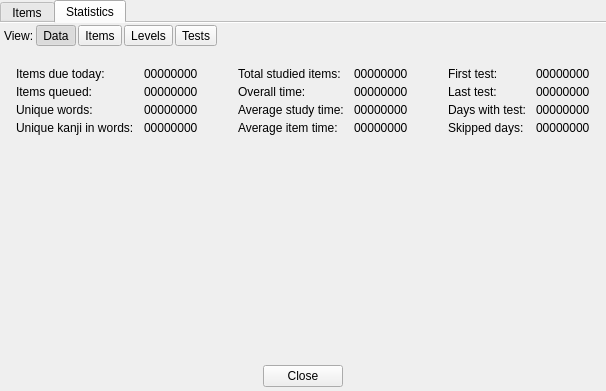
Before: the Qt Designer form wordstudylistform.ui in z1dev/zkanji, drawn with Qt 5.
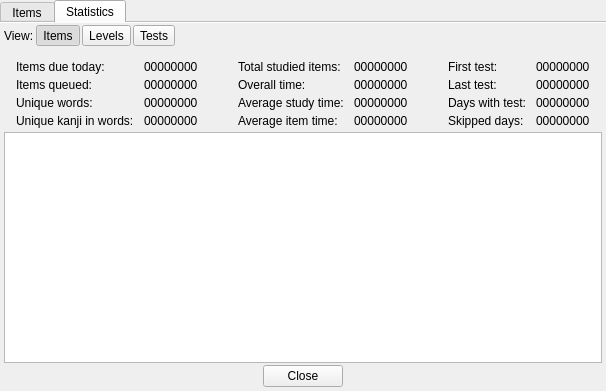
After: the same form once the commit is applied. The open tabs and pages were chosen to show the change. Icons and pictures are not drawn. Custom widgets are drawn as their Qt base class.

Commit message: * Switch between statistics pages. * Stat pages and buttons were changed.

```diff
--- a/wordstudylistform.ui
+++ b/wordstudylistform.ui
@@ -392,28 +392,6 @@
             </property>
            </widget>
           </item>
-          <item>
-           <widget class="QToolButton" name="dataButton">
-            <property name="text">
-             <string>Data</string>
-            </property>
-            <property name="iconSize">
-             <size>
-              <width>18</width>
-              <height>18</height>
-             </size>
-            </property>
-            <property name="checkable">
-             <bool>true</bool>
-            </property>
-            <property name="checked">
-             <bool>true</bool>
-            </property>
-            <property name="autoExclusive">
-             <bool>true</bool>
-            </property>
-           </widget>
-          </item>
           <item>
            <widget class="QToolButton" name="itemsButton">
             <property name="text">
@@ -429,7 +407,7 @@
              <bool>true</bool>
             </property>
             <property name="checked">
-             <bool>false</bool>
+             <bool>true</bool>
             </property>
             <property name="autoExclusive">
              <bool>true</bool>
@@ -514,16 +492,16 @@
             <item>
              <layout class="QGridLayout" name="gridLayout_2">
               <property name="leftMargin">
-               <number>10</number>
+               <number>0</number>
               </property>
               <property name="topMargin">
-               <number>8</number>
+               <number>10</number>
               </property>
               <property name="rightMargin">
-               <number>10</number>
+               <number>0</number>
               </property>
               <property name="bottomMargin">
-               <number>8</number>
+               <number>0</number>
               </property>
               <property name="horizontalSpacing">
                <number>10</number>
@@ -531,114 +509,63 @@
               <property name="verticalSpacing">
                <number>4</number>
               </property>
-              <item row="1" column="4">
-               <widget class="QLabel" name="label">
+              <item row="1" column="1">
+               <widget class="QLabel" name="label_13">
                 <property name="text">
-                 <string>Total studied items:</string>
+                 <string>Items queued:</string>
                 </property>
                </widget>
               </item>
-              <item row="0" column="1" colspan="8">
-               <spacer name="verticalSpacer">
-                <property name="orientation">
-                 <enum>Qt::Vertical</enum>
+              <item row="1" column="7">
+               <widget class="QLabel" name="label_5">
+                <property name="text">
+                 <string>Last test:</string>
                 </property>
-                <property name="sizeType">
-                 <enum>QSizePolicy::Fixed</enum>
-                </property>
-                <property name="sizeHint" stdset="0">
-                 <size>
-                  <width>5</width>
-                  <height>5</height>
-                 </size>
-                </property>
-               </spacer>
+               </widget>
               </item>
-              <item row="5" column="1" colspan="8">
-               <spacer name="verticalSpacer_2">
-                <property name="orientation">
-                 <enum>Qt::Vertical</enum>
-                </property>
-                <property name="sizeHint" stdset="0">
-                 <size>
-                  <width>5</width>
-                  <height>5</height>
-                 </size>
-                </property>
-               </spacer>
-              </item>
-              <item row="0" column="0" rowspan="6">
-               <spacer name="horizontalSpacer_4">
-                <property name="orientation">
-                 <enum>Qt::Horizontal</enum>
-                </property>
-                <property name="sizeHint" stdset="0">
-                 <size>
-                  <width>40</width>
-                  <height>20</height>
-                 </size>
-                </property>
-               </spacer>
-              </item>
-              <item row="1" column="3" rowspan="4">
-               <spacer name="horizontalSpacer_2">
-                <property name="orientation">
-                 <enum>Qt::Horizontal</enum>
-                </property>
-                <property name="sizeType">
-                 <enum>QSizePolicy::Fixed</enum>
-                </property>
-                <property name="sizeHint" stdset="0">
-                 <size>
-                  <width>20</width>
-                  <height>5</height>
-                 </size>
-                </property>
-               </spacer>
-              </item>
-              <item row="3" column="8">
-               <widget class="QLabel" name="testDaysLabel">
+              <item row="1" column="5">
+               <widget class="QLabel" name="studyTimeLabel">
                 <property name="text">
                  <string>00000000</string>
                 </property>
                </widget>
               </item>
-              <item row="4" column="7">
+              <item row="3" column="7">
                <widget class="QLabel" name="label_7">
                 <property name="text">
                  <string>Skipped days:</string>
                 </property>
                </widget>
               </item>
-              <item row="3" column="2">
+              <item row="2" column="2">
                <widget class="QLabel" name="wordsLabel">
                 <property name="text">
                  <string>00000000</string>
                 </property>
                </widget>
               </item>
-              <item row="1" column="5">
+              <item row="0" column="5">
                <widget class="QLabel" name="studiedLabel">
                 <property name="text">
                  <string>00000000</string>
                 </property>
                </widget>
               </item>
-              <item row="1" column="8">
+              <item row="0" column="8">
                <widget class="QLabel" name="firstLabel">
                 <property name="text">
                  <string>00000000</string>
                 </property>
                </widget>
               </item>
-              <item row="2" column="4">
+              <item row="1" column="4">
                <widget class="QLabel" name="label_8">
                 <property name="text">
                  <string>Overall time:</string>
                 </property>
                </widget>
               </item>
-              <item row="4" column="4">
+              <item row="3" column="4">
                <widget class="QLabel" name="label_10">
                 <property name="text">
                  <string>Average item time:</string>
@@ -646,62 +573,58 @@
                </widget>
               </item>
               <item row="3" column="1">
+               <widget class="QLabel" name="label_3">
+                <property name="text">
+                 <string>Unique kanji in words:</string>
+                </property>
+               </widget>
+              </item>
+              <item row="4" column="0" colspan="10">
+               <widget class="QChartView" name="statView"/>
+              </item>
+              <item row="2" column="1">
                <widget class="QLabel" name="label_2">
                 <property name="text">
                  <string>Unique words:</string>
                 </property>
                </widget>
               </item>
-              <item row="3" column="5">
+              <item row="2" column="5">
                <widget class="QLabel" name="studyTimeAvgLabel">
                 <property name="text">
                  <string>00000000</string>
                 </property>
                </widget>
               </item>
-              <item row="4" column="1">
-               <widget class="QLabel" name="label_3">
-                <property name="text">
-                 <string>Unique kanji in words:</string>
-                </property>
-               </widget>
-              </item>
-              <item row="4" column="2">
+              <item row="3" column="2">
                <widget class="QLabel" name="kanjiLabel">
                 <property name="text">
                  <string>00000000</string>
                 </property>
                </widget>
               </item>
-              <item row="2" column="8">
-               <widget class="QLabel" name="lastLabel">
-                <property name="text">
-                 <string>00000000</string>
-                </property>
-               </widget>
-              </item>
-              <item row="2" column="2">
-               <widget class="QLabel" name="queueLabel">
-                <property name="text">
-                 <string>00000000</string>
-                </property>
-               </widget>
-              </item>
-              <item row="1" column="2">
+              <item row="0" column="2">
                <widget class="QLabel" name="dueLabel">
                 <property name="text">
                  <string>00000000</string>
                 </property>
                </widget>
               </item>
-              <item row="4" column="5">
-               <widget class="QLabel" name="answerTimeAvgLabel">
+              <item row="1" column="2">
+               <widget class="QLabel" name="queueLabel">
                 <property name="text">
                  <string>00000000</string>
                 </property>
                </widget>
               </item>
-              <item row="1" column="6" rowspan="4">
+              <item row="1" column="8">
+               <widget class="QLabel" name="lastLabel">
+                <property name="text">
+                 <string>00000000</string>
+                </property>
+               </widget>
+              </item>
+              <item row="0" column="6" rowspan="4">
                <spacer name="horizontalSpacer_3">
                 <property name="orientation">
                  <enum>Qt::Horizontal</enum>
@@ -717,71 +640,100 @@
                 </property>
                </spacer>
               </item>
-              <item row="4" column="8">
+              <item row="3" column="5">
+               <widget class="QLabel" name="answerTimeAvgLabel">
+                <property name="text">
+                 <string>00000000</string>
+                </property>
+               </widget>
+              </item>
+              <item row="3" column="8">
                <widget class="QLabel" name="skippedDaysLabel">
                 <property name="text">
                  <string>00000000</string>
                 </property>
                </widget>
               </item>
-              <item row="1" column="7">
+              <item row="0" column="7">
                <widget class="QLabel" name="label_4">
                 <property name="text">
                  <string>First test:</string>
                 </property>
                </widget>
               </item>
-              <item row="2" column="1">
-               <widget class="QLabel" name="label_13">
+              <item row="0" column="4">
+               <widget class="QLabel" name="label">
                 <property name="text">
-                 <string>Items queued:</string>
+                 <string>Total studied items:</string>
+                </property>
+               </widget>
+              </item>
+              <item row="0" column="3" rowspan="4">
+               <spacer name="horizontalSpacer_2">
+                <property name="orientation">
+                 <enum>Qt::Horizontal</enum>
+                </property>
+                <property name="sizeType">
+                 <enum>QSizePolicy::Fixed</enum>
+                </property>
+                <property name="sizeHint" stdset="0">
+                 <size>
+                  <width>20</width>
+                  <height>5</height>
+                 </size>
+                </property>
+               </spacer>
+              </item>
+              <item row="2" column="8">
+               <widget class="QLabel" name="testDaysLabel">
+                <property name="text">
+                 <string>00000000</string>
+                </property>
+               </widget>
+              </item>
+              <item row="0" column="1">
+               <widget class="QLabel" name="label_11">
+                <property name="text">
+                 <string>Items due today:</string>
                 </property>
                </widget>
               </item>
               <item row="2" column="7">
-               <widget class="QLabel" name="label_5">
-                <property name="text">
-                 <string>Last test:</string>
-                </property>
-               </widget>
-              </item>
-              <item row="2" column="5">
-               <widget class="QLabel" name="studyTimeLabel">
-                <property name="text">
-                 <string>00000000</string>
-                </property>
-               </widget>
-              </item>
-              <item row="3" column="4">
-               <widget class="QLabel" name="label_9">
-                <property name="text">
-                 <string>Average study time:</string>
-                </property>
-               </widget>
-              </item>
-              <item row="3" column="7">
                <widget class="QLabel" name="label_6">
                 <property name="text">
                  <string>Days with test:</string>
                 </property>
                </widget>
               </item>
-              <item row="1" column="1">
-               <widget class="QLabel" name="label_11">
+              <item row="2" column="4">
+               <widget class="QLabel" name="label_9">
                 <property name="text">
-                 <string>Items due today:</string>
+                 <string>Average study time:</string>
                 </property>
                </widget>
               </item>
-              <item row="0" column="9" rowspan="6">
+              <item row="0" column="0" rowspan="4">
+               <spacer name="horizontalSpacer_4">
+                <property name="orientation">
+                 <enum>Qt::Horizontal</enum>
+                </property>
+                <property name="sizeHint" stdset="0">
+                 <size>
+                  <width>5</width>
+                  <height>5</height>
+                 </size>
+                </property>
+               </spacer>
+              </item>
+              <item row="0" column="9" rowspan="4">
                <spacer name="horizontalSpacer_5">
                 <property name="orientation">
                  <enum>Qt::Horizontal</enum>
                 </property>
                 <property name="sizeHint" stdset="0">
                  <size>
-                  <width>40</width>
-                  <height>20</height>
+                  <width>5</width>
+                  <height>5</height>
                  </size>
                 </property>
                </spacer>
@@ -790,25 +742,6 @@
             </item>
            </layout>
           </widget>
-          <widget class="QWidget" name="page_2">
-           <layout class="QVBoxLayout" name="verticalLayout_4">
-            <property name="leftMargin">
-             <number>0</number>
-            </property>
-            <property name="topMargin">
-             <number>0</number>
-            </property>
-            <property name="rightMargin">
-             <number>0</number>
-            </property>
-            <property name="bottomMargin">
-             <number>0</number>
-            </property>
-            <item>
-             <widget class="QChartView" name="statView"/>
-            </item>
-           </layout>
-          </widget>
           <widget class="QWidget" name="page_3">
            <layout class="QVBoxLayout" name="verticalLayout_6">
             <property name="leftMargin">
@@ -871,6 +804,11 @@
    <header>definitionwidget.h</header>
    <container>1</container>
   </customwidget>
+  <customwidget>
+   <class>ZListView</class>
+   <extends>QTableView</extends>
+   <header>zlistview.h</header>
+  </customwidget>
  </customwidgets>
  <resources>
   <include location="Resources/resources.qrc"/>
```
Left out of the diff: 11 changed lines with no effect on the pictures. The commit also changes 2 other files.
